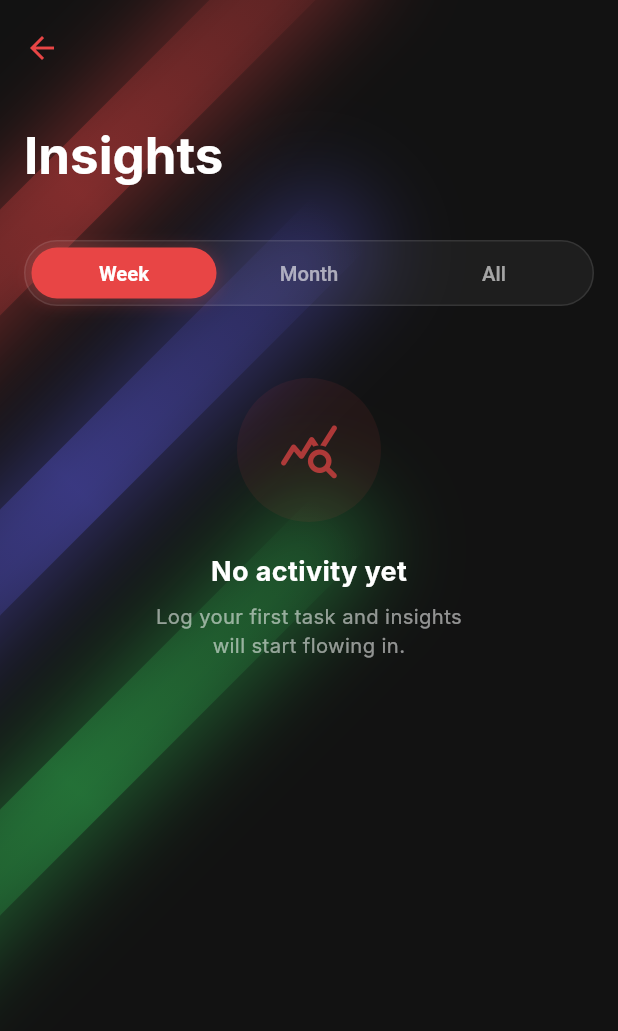
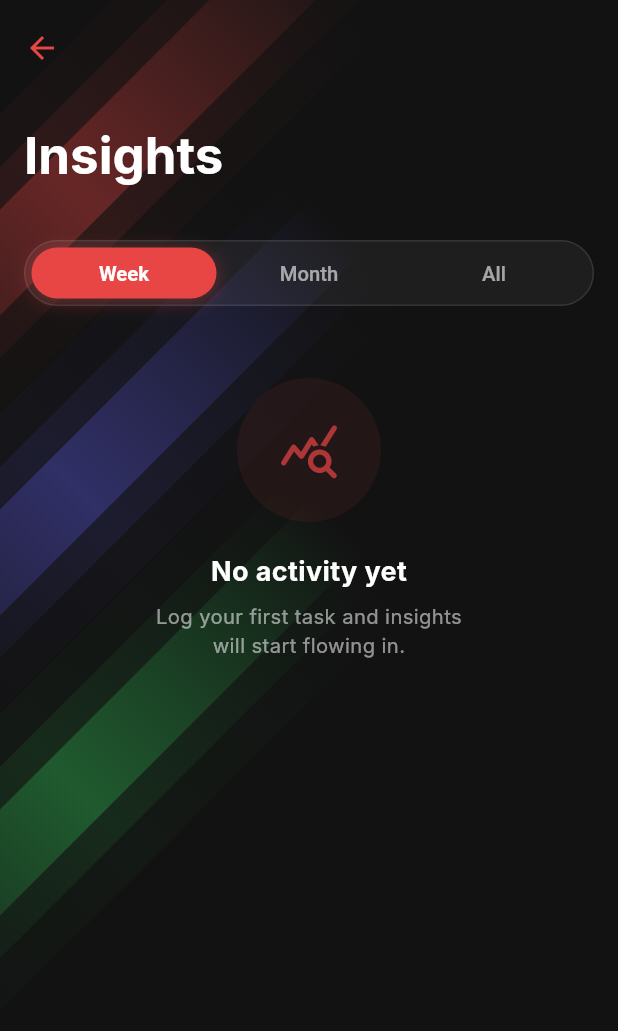
Before and after one commit to SkaarFacee/habit, a Flutter app: the InsightsScreen screen opened directly with empty values, on a phone screen of 412 x 824 dp. Shown: the top 1031 px of the screen. Run offline on Flutter 3.47's test engine with Material 3 defaults, Android fonts, the phone set to English and light mode, and no system bars; drawn by our look-alikes of flutter_animate; our stand-ins replace cloud_firestore, firebase_core, fl_chart, shared_preferences; missing offline and left inert: home_widget; accounts and stored records are empty; Roboto replaces fonts that are missing (Inter); statements that could not run were skipped.

Commit message:
version2 done

```diff
--- a/app/lib/services/insights_engine.dart
+++ b/app/lib/services/insights_engine.dart
@@ -30,7 +30,7 @@ class InsightsReport {
     required this.categoryCounts,
     required this.difficultyCounts,
     required this.weekdayHistogram,
-    required this.topTasks,
+    required this.topHabits,
   });
 
   final InsightsRange range;
@@ -62,7 +62,9 @@ class InsightsReport {
   /// Monday-first counts of tasks per weekday inside the window.
   final List<int> weekdayHistogram;
 
-  final List<({String title, int count})> topTasks;
+  /// Top tagged habits inside the window (`atomic_habit` on tracker
+  /// entries); entries without a habit tag are not counted.
+  final List<({String habit, int count})> topHabits;
 
   bool get isEmpty => totalTasks == 0;
 
@@ -100,11 +102,9 @@ InsightsReport computeInsights(
   final nowDate = now ?? DateTime.now();
   final todayNum = _dayNum(nowDate.year, nowDate.month, nowDate.day);
 
-  // Full history flattened to day-number -> count, plus rolling tallies.
+  // Full history flattened to day-number -> count. Streaks and totalTasks
+  // are global; per-activity tallies below are window-scoped.
   final perDay = <int, int>{};
-  final categories = <String, int>{};
-  final difficulties = <String, int>{};
-  final titles = <String, int>{};
 
   tracker.forEach((_, listData) {
     if (listData is! Map<String, dynamic>) return;
@@ -114,22 +114,6 @@ InsightsReport computeInsights(
       if (date == null) return;
       final num = _dayNum(date.year, date.month, date.day);
       perDay[num] = (perDay[num] ?? 0) + activities.length;
-
-      for (final activity in activities) {
-        if (activity is! Map<String, dynamic>) continue;
-        final category = activity['category']?.toString();
-        if (category != null && category.isNotEmpty) {
-          categories[category] = (categories[category] ?? 0) + 1;
-        }
-        final difficulty = activity['difficulty']?.toString().toUpperCase();
-        if (difficulty != null && difficulty.isNotEmpty) {
-          difficulties[difficulty] = (difficulties[difficulty] ?? 0) + 1;
-        }
-        final title = activity['title']?.toString();
-        if (title != null && title.isNotEmpty) {
-          titles[title] = (titles[title] ?? 0) + 1;
-        }
-      }
     });
   });
 
@@ -183,6 +167,40 @@ InsightsReport computeInsights(
     prevStartNum = startNum - days;
   }
 
+  // Per-activity tallies are scoped to the selected window so the category
+  // donut, effort split and habit ranking all respond to the range selector
+  // (previously these aggregated all history and never changed with range).
+  final categories = <String, int>{};
+  final difficulties = <String, int>{};
+  final habits = <String, int>{};
+
+  tracker.forEach((_, listData) {
+    if (listData is! Map<String, dynamic>) return;
+    listData.forEach((dateStr, activities) {
+      if (activities is! List || activities.isEmpty) return;
+      final date = parseDayOnly(dateStr);
+      if (date == null) return;
+      final num = _dayNum(date.year, date.month, date.day);
+      if (num < startNum || num > endNum) return;
+
+      for (final activity in activities) {
+        if (activity is! Map<String, dynamic>) continue;
+        final category = activity['category']?.toString();
+        if (category != null && category.isNotEmpty) {
+          categories[category] = (categories[category] ?? 0) + 1;
+        }
+        final difficulty = activity['difficulty']?.toString().toUpperCase();
+        if (difficulty != null && difficulty.isNotEmpty) {
+          difficulties[difficulty] = (difficulties[difficulty] ?? 0) + 1;
+        }
+        final habit = activity['atomic_habit']?.toString().trim();
+        if (habit != null && habit.isNotEmpty) {
+          habits[habit] = (habits[habit] ?? 0) + 1;
+        }
+      }
+    });
+  });
+
   int thisPeriod = 0;
   int previousPeriod = 0;
   int activeDays = 0;
@@ -231,14 +249,14 @@ InsightsReport computeInsights(
     }
   }
 
-  final topTasks = (titles.entries.toList()
+  final topHabits = (habits.entries.toList()
         ..sort((a, b) {
           final byCount = b.value.compareTo(a.value);
           if (byCount != 0) return byCount;
           return a.key.toLowerCase().compareTo(b.key.toLowerCase());
         }))
       .take(5)
-      .map((e) => (title: e.key, count: e.value))
+      .map((e) => (habit: e.key, count: e.value))
       .toList();
 
   return InsightsReport(
@@ -258,7 +276,7 @@ InsightsReport computeInsights(
     categoryCounts: categories,
     difficultyCounts: difficulties,
     weekdayHistogram: weekdayHistogram,
-    topTasks: topTasks,
+    topHabits: topHabits,
   );
 }
 
--- a/app/lib/shared/neon_ribbon_background.dart
+++ b/app/lib/shared/neon_ribbon_background.dart
@@ -1,8 +1,18 @@
+import 'dart:math' as math;
+
+import 'package:flutter/foundation.dart';
 import 'package:flutter/material.dart';
-import 'package:flutter_animate/flutter_animate.dart';
-import 'dart:math';
 
-// Neon Ribbon background widget
+/// Static ambient aurora behind the shell pages.
+///
+/// Previously three infinitely-animated gradient bars with large blur
+/// shadows, which re-rasterized the blur every frame underneath translucent
+/// cards — the single largest source of dropped frames in the app.
+///
+/// The same visual is now painted once by a [CustomPainter]: gradient-only
+/// bands (no blur filters, no animation). Wrapped in a [RepaintBoundary] it
+/// rasterizes exactly once per theme/size change and never again, so idle
+/// frames cost nothing.
 class NeonRibbonBackground extends StatelessWidget {
   const NeonRibbonBackground({super.key});
 
@@ -10,51 +20,80 @@ class NeonRibbonBackground extends StatelessWidget {
   Widget build(BuildContext context) {
     final isDark = Theme.of(context).brightness == Brightness.dark;
     final colors = isDark
-        ? [const Color(0xFFE84545), const Color(0xFF5E5CE6), const Color(0xFF34C759)]
-        : [const Color(0xFF0066CC), const Color(0xFFD1E9FF), const Color(0xFFFF9500)];
+        ? const [Color(0xFFE84545), Color(0xFF5E5CE6), Color(0xFF34C759)]
+        : const [Color(0xFF0066CC), Color(0xFFD1E9FF), Color(0xFFFF9500)];
 
-    return Stack(
+    return RepaintBoundary(
+      child: Stack(
         children: [
           Positioned.fill(
-          child: Container(color: Theme.of(context).scaffoldBackgroundColor),
+            child: ColoredBox(color: Theme.of(context).scaffoldBackgroundColor),
           ),
-        ...List.generate(3, (index) {
-          return Positioned(
-            top: (index * 200) + 100,
-            left: -200,
-            child: Animate(
-              onPlay: (controller) => controller.repeat(reverse: true),
-              effects: [
-                MoveEffect(
-                  duration: (5 + index * 2).seconds,
-                  begin: const Offset(-50, 0),
-                  end: const Offset(50, 0),
-                  curve: Curves.easeInOutSine,
-                ),
-              ],
-              child: Transform.rotate(
-                angle: -pi / 4,
-                child: Container(
-                  width: 500,
-                  height: 50,
-                  decoration: BoxDecoration(
-                    gradient: LinearGradient(
-                      colors: [colors[index].withOpacity(0), colors[index].withOpacity(0.3), colors[index].withOpacity(0)],
-                    ),
-                    boxShadow: [
-                      BoxShadow(
-                        color: colors[index].withOpacity(0.4),
-                        blurRadius: 50,
-                        spreadRadius: 10,
+          Positioned.fill(
+            child: CustomPaint(painter: _AuroraPainter(colors: colors)),
           ),
         ],
       ),
-                ),
-              ),
-            ),
-          );
-        }),
-      ],
     );
   }
 }
+
+class _AuroraPainter extends CustomPainter {
+  _AuroraPainter({required this.colors});
+
+  final List<Color> colors;
+
+  static const _centers = [
+    Offset(50, 125),
+    Offset(50, 325),
+    Offset(50, 525),
+  ];
+
+  static const _bandLength = 500.0;
+
+  /// Concentric bands per ribbon: a core streak plus two wider, fainter
+  /// layers that fake the soft glow of the old blur shadow. Every band uses
+  /// an end-to-end gradient so there are no hard edges anywhere.
+  static const _bands = [
+    (halfHeight: 25.0, peak: 0.30),
+    (halfHeight: 45.0, peak: 0.10),
+    (halfHeight: 70.0, peak: 0.04),
+  ];
+
+  @override
+  void paint(Canvas canvas, Size size) {
+    for (int i = 0; i < colors.length; i++) {
+      final color = colors[i];
+      final center = _centers[i];
+
+      canvas.save();
+      canvas.translate(center.dx, center.dy);
+      canvas.rotate(-math.pi / 4);
+
+      for (final band in _bands) {
+        final rect = Rect.fromCenter(
+          center: Offset.zero,
+          width: _bandLength,
+          height: band.halfHeight * 2,
+        );
+        final paint = Paint()
+          ..shader = LinearGradient(
+            begin: Alignment.centerLeft,
+            end: Alignment.centerRight,
+            colors: [
+              color.withValues(alpha: 0),
+              color.withValues(alpha: band.peak),
+              color.withValues(alpha: 0),
+            ],
+          ).createShader(rect);
+        canvas.drawRect(rect, paint);
+      }
+
+      canvas.restore();
+    }
+  }
+
+  @override
+  bool shouldRepaint(_AuroraPainter oldDelegate) =>
+      !listEquals(oldDelegate.colors, colors);
+}
```
Also changed, not shown: 2 other files. Lines whose indentation alone changed are shown as unchanged.
